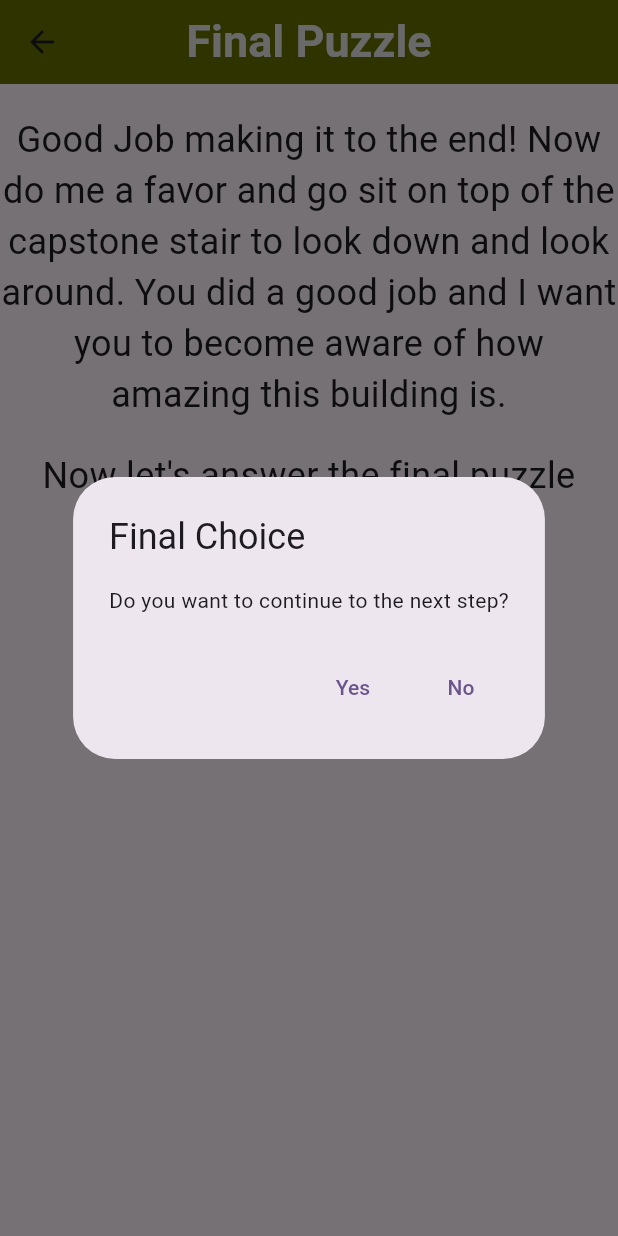
After one commit to maureensanchez99/app6, a Flutter app: the FinalPuzzle screen opened directly, after a tap on "Make Final Choice", on a phone screen of 412 x 824 dp. The commit adds this screen. Run offline on Flutter 3.47's test engine with Material 3 defaults, Android fonts, the phone set to English and light mode, and no system bars; our stand-ins replace confetti, shared_preferences; accounts and stored records are empty.

Commit message:
Final commit

```diff
--- /dev/null
+++ b/lib/pages/final.dart
@@ -0,0 +1,119 @@
+import 'package:flutter/material.dart';
+import 'package:shared_preferences/shared_preferences.dart';
+
+class FinalPuzzle extends StatefulWidget {
+  const FinalPuzzle({super.key});
+
+  @override
+  State<FinalPuzzle> createState() => _FinalPuzzleState();
+}
+
+class _FinalPuzzleState extends State<FinalPuzzle> {
+  final TextEditingController _controller = TextEditingController();
+  bool isCorrect1 = false;
+
+  @override
+  void initState() {
+    super.initState();
+    _loadState();
+  }
+
+  // Load the stored state from shared preferences
+  void _loadState() async {
+    final prefs = await SharedPreferences.getInstance();
+    setState(() {
+      isCorrect1 = prefs.getBool('isCorrect') ?? false;
+    });
+  }
+
+  // Save the state in shared preferences
+  void _saveState(bool value) async {
+    final prefs = await SharedPreferences.getInstance();
+    prefs.setBool('isCorrect', value);
+  }
+
+  // Show dialog with Yes or No choices
+  void _showFinalChoiceDialog() {
+    showDialog(
+      context: context,
+      builder: (context) {
+        return AlertDialog(
+          title: const Text("Final Choice"),
+          content: const Text("Do you want to continue to the next step?"),
+          actions: [
+            TextButton(
+              onPressed: () {
+                // User chose "Yes"
+                Navigator.of(context).pop();
+                ScaffoldMessenger.of(context).showSnackBar(
+                  const SnackBar(content: Text("You chose Yes!")),
+                );
+              },
+              child: const Text("Yes"),
+            ),
+            TextButton(
+              onPressed: () {
+                // User chose "No"
+                Navigator.of(context).pop();
+                ScaffoldMessenger.of(context).showSnackBar(
+                  const SnackBar(content: Text("You chose No!")),
+                );
+              },
+              child: const Text("No"),
+            ),
+          ],
+        );
+      },
+    );
+  }
+
+  @override
+  Widget build(BuildContext context) {
+    return Scaffold(
+      appBar: AppBar(
+        backgroundColor: const Color.fromARGB(255, 101, 112, 0),
+        title: const Text(
+          "Final Puzzle",
+          style: TextStyle(
+            color: Color.fromARGB(255, 228, 228, 228),
+            fontSize: 30,
+            fontWeight: FontWeight.w600,
+          ),
+        ),
+        centerTitle: true,
+      ),
+      body: SingleChildScrollView(
+        child: Column(
+          mainAxisAlignment: MainAxisAlignment.start,
+          crossAxisAlignment: CrossAxisAlignment.center,
+          children: [
+            const SizedBox(height: 20),
+            const Text(
+              "Good Job making it to the end! Now do me a favor and go sit on top of the capstone stair to look down and look around. You did a good job and I want you to become aware of how amazing this building is.",
+              textAlign: TextAlign.center,
+              style: TextStyle(
+                fontSize: 24,
+              ),
+            ),
+            const SizedBox(height: 20),
+            const Text(
+              "Now let's answer the final puzzle",
+              textAlign: TextAlign.center,
+              style: TextStyle(
+                fontSize: 24,
+              ),
+            ),
+            const SizedBox(height: 40),
+            ElevatedButton(
+              onPressed: _showFinalChoiceDialog,
+              child: const Text(
+                "Make Final Choice",
+                style: TextStyle(fontSize: 20),
+              ),
+            ),
+          ],
+        ),
+      ),
+    );
+  }
+}
--- a/lib/pages/home_page.dart
+++ b/lib/pages/home_page.dart
@@ -1,4 +1,5 @@
 import 'package:app6/pages/commons.dart';
+import 'package:app6/pages/final.dart';
 import 'package:app6/pages/sudoku.dart';
 import 'package:flutter/material.dart';
 import 'wordsearch_page.dart';
@@ -297,11 +298,19 @@ class _HomePageState extends State<HomePage> with SingleTickerProviderStateMixin
                   ),
                    _buildChallengeCard(
                     "Sudoku",
-                    "Can you finsih the sudoku?",
+                    "Can you finish the sudoku?",
                     Icons.code,
                     Colors.amber,
                     () => _navigateToChallenge(context, const sudoku(), "suduku"),
                     visitedChallenges.contains("sudoku"),
+                  ),
+                  _buildChallengeCard(
+                    "Final Puzzle",
+                    "The final puzzle",
+                    Icons.code,
+                    Colors.amber,
+                    () => _navigateToChallenge(context, const FinalPuzzle(), "final"),
+                    visitedChallenges.contains("final"),
                   ),
                 ],
               ),
```
Also changed, not shown: assets/capstone.webp (added).
